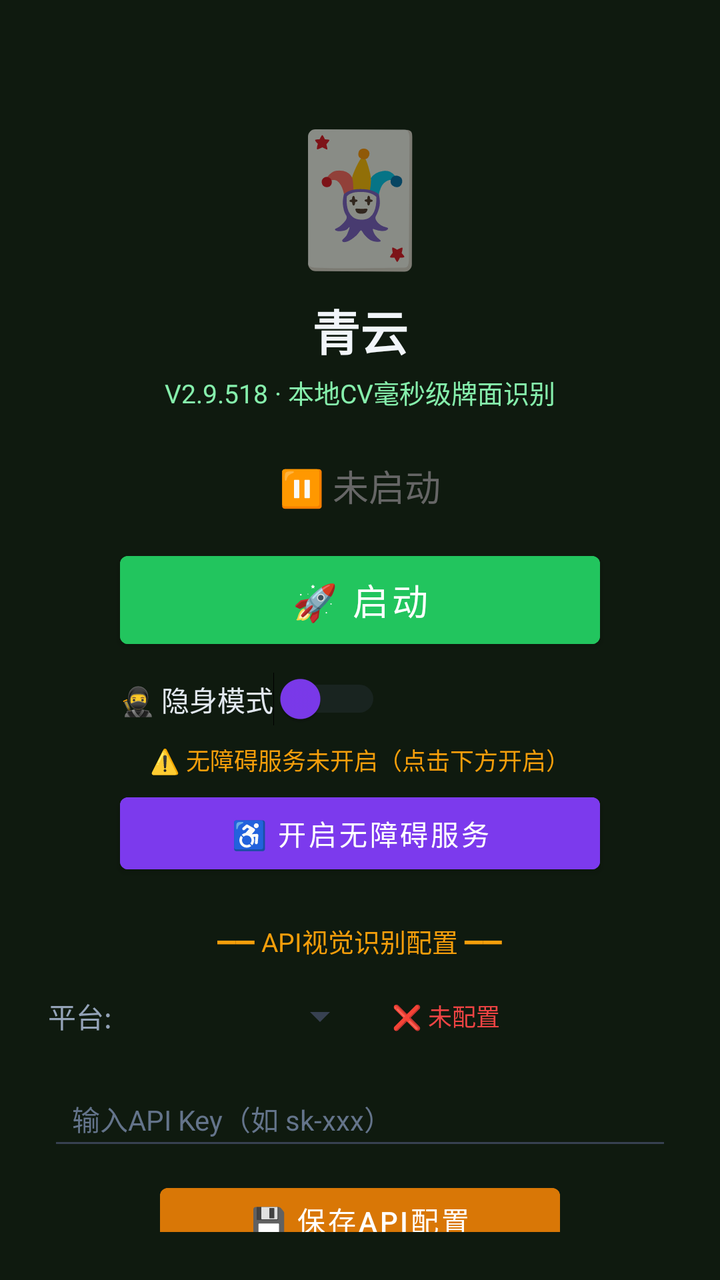
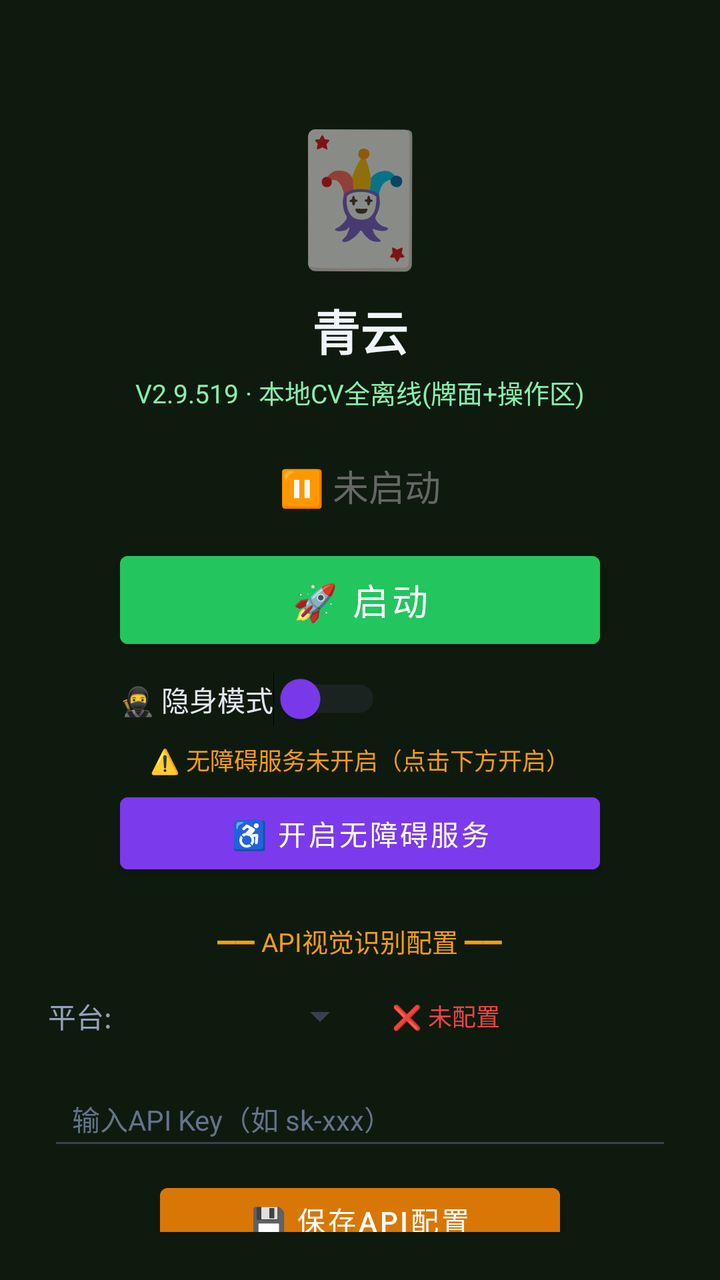

Compare the two renders of this Android layout. The source of the first and the diff that turns it into the second are given below.
<!-- AndroidManifest.xml: activity theme Theme.MjScreenshot -->
<!-- res/layout/activity_main.xml -->
<?xml version="1.0" encoding="utf-8"?>
<LinearLayout xmlns:android="http://schemas.android.com/apk/res/android"
    android:layout_width="match_parent"
    android:layout_height="match_parent"
    android:orientation="vertical"
    android:background="#0f1a0f"
    android:padding="24dp"
    android:gravity="center_horizontal">

    <TextView
        android:layout_width="wrap_content"
        android:layout_height="wrap_content"
        android:text="🃏"
        android:textSize="64sp"
        android:layout_marginTop="30dp" />

    <TextView
        android:layout_width="wrap_content"
        android:layout_height="wrap_content"
        android:text="青云"
        android:textSize="24sp"
        android:textColor="#f1f5f9"
        android:textStyle="bold"
        android:layout_marginTop="8dp" />

    <TextView
        android:layout_width="wrap_content"
        android:layout_height="wrap_content"
        android:text="V2.9.518 · 本地CV毫秒级牌面识别"
        android:textSize="13sp"
        android:textColor="#86efac"
        android:layout_marginTop="4dp" />

    <TextView
        android:id="@+id/tvStatus"
        android:layout_width="wrap_content"
        android:layout_height="wrap_content"
        android:text="⏸ 未启动"
        android:textSize="18sp"
        android:textColor="#666666"
        android:layout_marginTop="24dp" />

    <Button
        android:id="@+id/btnStart"
        android:layout_width="240dp"
        android:layout_height="56dp"
        android:text="🚀 启动"
        android:textSize="18sp"
        android:textColor="#ffffff"
        android:backgroundTint="#22c55e"
        android:layout_marginTop="16dp" />

    <Button
        android:id="@+id/btnHelper"
        android:layout_width="240dp"
        android:layout_height="56dp"
        android:text="🃏 打开智囊"
        android:textSize="16sp"
        android:textColor="#ffffff"
        android:backgroundTint="#16a34a"
        android:layout_marginTop="12dp"
        android:visibility="gone" />

    
    <LinearLayout
        android:layout_width="240dp"
        android:layout_height="wrap_content"
        android:orientation="horizontal"
        android:gravity="center_vertical"
        android:layout_marginTop="8dp">

        <Switch
            android:id="@+id/switchStealth"
            android:layout_width="wrap_content"
            android:layout_height="wrap_content"
            android:text="🥷 隐身模式"
            android:textColor="#e2e8f0"
            android:textSize="14sp"
            android:thumbTint="#7c3aed"
            android:trackTint="#374151" />
    </LinearLayout>

    <TextView
        android:id="@+id/tvAccessibilityStatus"
        android:layout_width="wrap_content"
        android:layout_height="wrap_content"
        android:text="⚠️ 无障碍服务未开启（点击下方开启）"
        android:textSize="12sp"
        android:textColor="#f59e0b"
        android:layout_marginTop="8dp"
        android:gravity="center" />

    <Button
        android:id="@+id/btnAccessibility"
        android:layout_width="240dp"
        android:layout_height="48dp"
        android:text="♿ 开启无障碍服务"
        android:textSize="14sp"
        android:textColor="#ffffff"
        android:backgroundTint="#7c3aed"
        android:layout_marginTop="4dp" />

    <TextView
        android:layout_width="wrap_content"
        android:layout_height="wrap_content"
        android:text="━━ API视觉识别配置 ━━"
        android:textSize="13sp"
        android:textColor="#f59e0b"
        android:layout_marginTop="20dp" />

    <LinearLayout
        android:layout_width="match_parent"
        android:layout_height="wrap_content"
        android:orientation="horizontal"
        android:layout_marginTop="8dp"
        android:gravity="center_vertical">

        <TextView
            android:layout_width="wrap_content"
            android:layout_height="wrap_content"
            android:text="平台:"
            android:textSize="14sp"
            android:textColor="#94a3b8" />

        <Spinner
            android:id="@+id/spinnerProvider"
            android:layout_width="120dp"
            android:layout_height="40dp"
            android:layout_marginStart="8dp"
            android:backgroundTint="#374151" />

        <TextView
            android:id="@+id/tvApiStatus"
            android:layout_width="wrap_content"
            android:layout_height="wrap_content"
            android:text="❌ 未配置"
            android:textSize="12sp"
            android:textColor="#ef4444"
            android:layout_marginStart="12dp" />
    </LinearLayout>

    <EditText
        android:id="@+id/etApiKey"
        android:layout_width="match_parent"
        android:layout_height="44dp"
        android:hint="输入API Key（如 sk-xxx）"
        android:textSize="14sp"
        android:textColor="#e2e8f0"
        android:textColorHint="#64748b"
        android:backgroundTint="#374151"
        android:inputType="textPassword"
        android:layout_marginTop="8dp"
        android:paddingStart="12dp"
        android:paddingEnd="12dp" />

    <Button
        android:id="@+id/btnSaveApi"
        android:layout_width="200dp"
        android:layout_height="44dp"
        android:text="💾 保存API配置"
        android:textSize="14sp"
        android:textColor="#ffffff"
        android:backgroundTint="#d97706"
        android:layout_marginTop="8dp" />

    <TextView
        android:id="@+id/tvHint"
        android:layout_width="wrap_content"
        android:layout_height="wrap_content"
        android:text="先点上方按钮启动截屏"
        android:textSize="13sp"
        android:textColor="#666666"
        android:layout_marginTop="12dp"
        android:gravity="center" />

    <TextView
        android:layout_width="wrap_content"
        android:layout_height="wrap_content"
        android:text="使用步骤：\n1. 配置API Key（支持OpenAI/通义千问VL/硅基流动）\n2. 点「开启无障碍服务」→ 开启\n3. 开启「🥷隐身模式」(反检测)\n4. 点「启动」→ 允许悬浮窗\n5. 打牌时点屏幕上的🎯悬浮球即可截屏识别\n★ 拖动悬浮球可移到不挡牌的位置 ★\n★ 长按悬浮球可展开/收起详细面板 ★\n★ 悬浮球边框颜色=建议：绿=加注 橙=跟注 红=弃牌 ★"
        android:textSize="12sp"
        android:textColor="#64748b"
        android:layout_marginTop="12dp"
        android:lineSpacingExtra="3dp" />

</LinearLayout>
<!-- resources referenced by this layout -->
<resources>
  <style name="Theme.MjScreenshot" parent="Theme.MaterialComponents.DayNight.DarkActionBar">
          <item name="colorPrimary">#1e40af</item>
          <item name="colorPrimaryVariant">#1e3a8a</item>
          <item name="colorOnPrimary">#ffffff</item>
          <item name="android:statusBarColor">#0f172a</item>
      </style>
</resources>

<!-- the commit's change to res/layout/activity_main.xml (unified diff, before → after) -->
@@ -26,7 +26,7 @@
     <TextView
         android:layout_width="wrap_content"
         android:layout_height="wrap_content"
-        android:text="V2.9.518 · 本地CV毫秒级牌面识别"
+        android:text="V2.9.519 · 本地CV全离线(牌面+操作区)"
         android:textSize="13sp"
         android:textColor="#86efac"
         android:layout_marginTop="4dp" />
